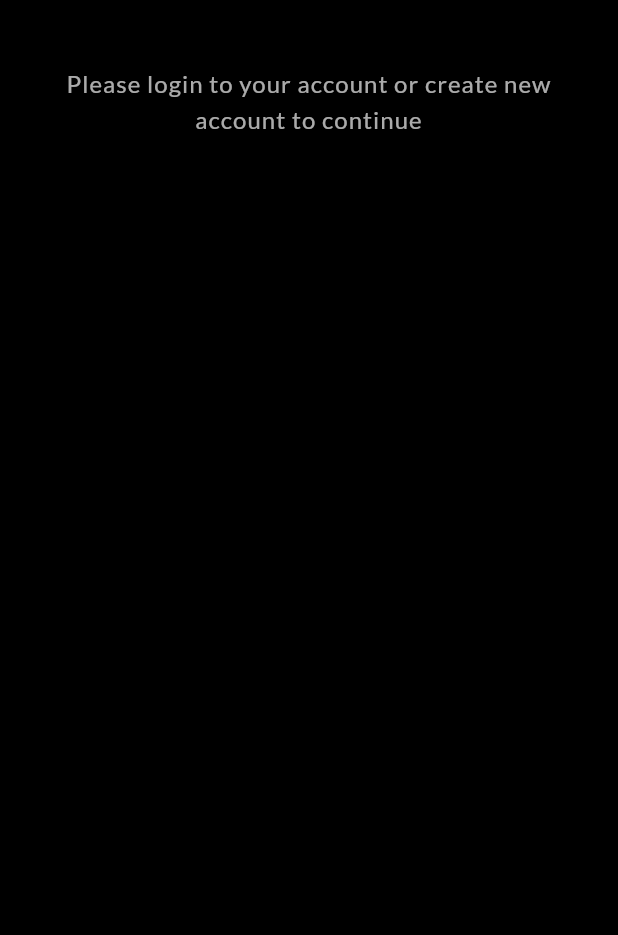
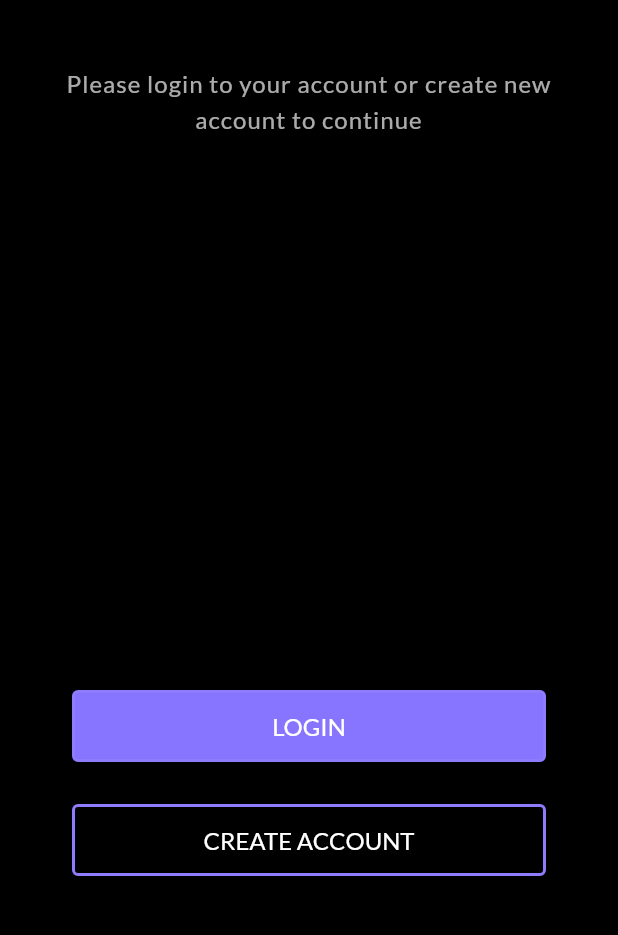
Before and after one commit to IbrohimToxtasinov/uptodo_app, a Flutter app: the StartScreenPage screen opened directly, on a phone screen of 412 x 824 dp, the part 201-1136 px from its top. Run offline on Flutter 3.47's test engine with Material 2 defaults, Android fonts, the phone set to English and light mode, and no system bars; our stand-ins replace easy_localization, flutter_svg, shared_preferences, sqflite; accounts and stored records are empty.

Commit message:
localiztion added

```diff
--- a/assets/tarnslations/ru-RU.json
+++ b/assets/tarnslations/ru-RU.json
@@ -17,5 +17,6 @@
     "What do you want to do today?" : "Что вы хотите сделать сегодня?",
     "Home" : "Дом",
     "Calendar" : "Календарь",
-    "Focus" : "Фокус"
+    "Focus" : "Фокус",
+    "Add" : "Добавлять"
   }
--- a/lib/screens/main_page.dart
+++ b/lib/screens/main_page.dart
@@ -92,7 +92,7 @@ class _MainPageState extends State<MainPage> {
                   ),
                 ),
               ),
-              label: "",
+              label: "Add".tr(),
             ),
             BottomNavigationBarItem(
               icon: const Icon(Icons.watch_later_outlined),
--- a/lib/screens/onboarding_page.dart
+++ b/lib/screens/onboarding_page.dart
@@ -105,7 +105,7 @@ class _OnboardingPageState extends State<OnboardingPage> {
                           onTap: () {
                             if(_currentPage == (pages.length - 1)){
                               Navigator.push(
-                                context, MaterialPageRoute(builder: (context) => const LoginPage()));
+                                context, MaterialPageRoute(builder: (context) => const StartScreenPage()));
                             }
                             else {
                               _controller.nextPage(
--- a/lib/screens/start_screen_page.dart
+++ b/lib/screens/start_screen_page.dart
@@ -2,6 +2,7 @@ import 'package:flutter/material.dart';
 import 'package:uptodo_app/screens/login_page.dart';
 import 'package:uptodo_app/screens/register_page.dart';
 import 'package:uptodo_app/utils/colors.dart';
+import 'package:uptodo_app/widgets/buttonwidegt.dart';
 import 'package:uptodo_app/widgets/my_back_arrowwidget.dart';
 import 'package:uptodo_app/widgets/my_textWidget.dart';
 
@@ -22,9 +23,9 @@ class StartScreenPage extends StatelessWidget {
               child: Column(
                 children: [
                   const SizedBox(height: 370,),
-                  //button(context, height: 48.0, text: "LOGIN", color: MyColors.c8875FF, pagename: const LoginPage(), textcolor: MyColors.cFFFFFF),
+                  buttons(context, height: 48.0, text: "LOGIN", color: MyColors.c8875FF, pagename: const LoginPage(), textcolor: MyColors.cFFFFFF, parol: true),
                   const SizedBox(height: 28,),
-                  //button(context, height: 48.0, text: "CREATE ACCOUNT", color: MyColors.c000000, pagename: const RegisterPage(), textcolor: MyColors.cFFFFFF),
+                  buttons(context, height: 48.0, text: "CREATE ACCOUNT", color: MyColors.c000000, pagename: const RegisterPage(), textcolor: MyColors.cFFFFFF, parol: true),
                 ],
               ),
             ),
--- a/lib/widgets/buttonwidegt.dart
+++ b/lib/widgets/buttonwidegt.dart
@@ -3,16 +3,43 @@
 import 'package:flutter/material.dart';
 import 'package:flutter_svg/flutter_svg.dart';
 import 'package:uptodo_app/database/local_database.dart';
+import 'package:uptodo_app/database/shared_praferences.dart';
+import 'package:uptodo_app/screens/login_page.dart';
 import 'package:uptodo_app/screens/main_page.dart';
 import 'package:uptodo_app/utils/colors.dart';
 import 'package:uptodo_app/utils/images.dart';
 import 'package:uptodo_app/utils/styles.dart';
 import 'package:uptodo_app/widgets/update_taskwidget.dart';
 
+  Widget buttons(BuildContext context, {height, text, color, pagename, textcolor, parol}) {
+  return Padding(
+    padding: const EdgeInsets.only(left: 24, right: 24),
+    child: InkWell(
+      onTap: () async {
+        if(parol == true)  {
+          Navigator.push(context, MaterialPageRoute(builder: (_) => pagename));
+        }
+      },
+      child: Container(
+        width: double.infinity,
+        height: height,
+        decoration: BoxDecoration(
+          color: color,
+          border: Border.all(width: 2, color: MyColors.c8E7CFFF),
+          borderRadius: BorderRadius.circular(4),
+        ),
+        child: Center(child: Text(text, style: MyStyles.latoregular400.copyWith(fontSize: 16, fontWeight: FontWeight.w400, color: textcolor),)),
+      ),
+    ),
+  );
+}
+
+
 Widget buildbuttonWidget(BuildContext context, {text}) {
   return Container(
     height: 58,
     width: 154,
+    padding: const EdgeInsets.symmetric(horizontal: 20),
     decoration: BoxDecoration(
       borderRadius: BorderRadius.circular(4),
       color: MyColors.c363636,
```
Also changed, not shown: assets/tarnslations/uz-UZ.json (+8 -3 lines).
